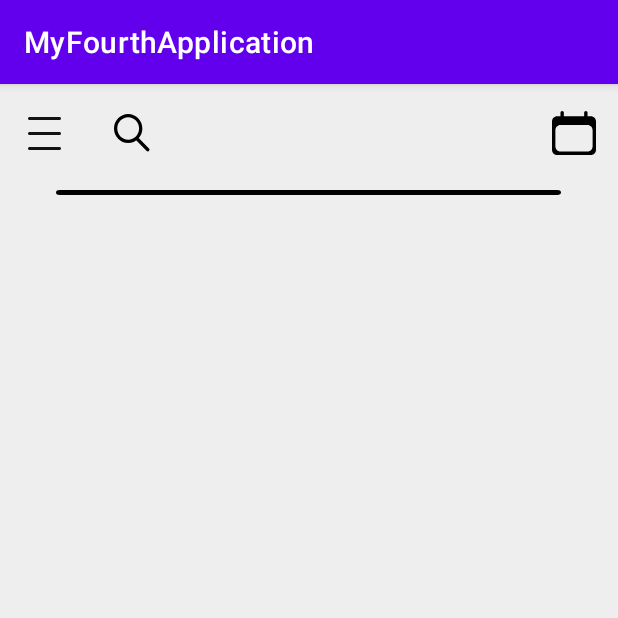
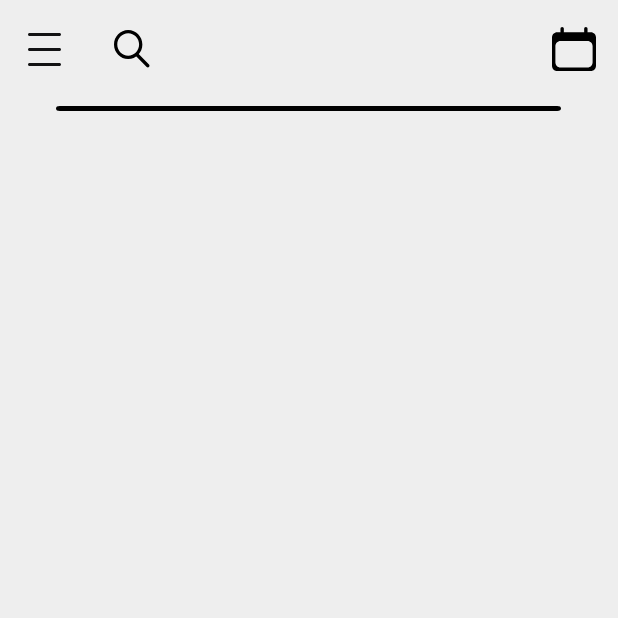
Before and after one commit to AlexZhe2/MyFourthApplication, an Android app: the screen it shows after launch (MainActivity), on a phone screen of 412 x 824 dp, the top half of it. Run offline under Robolectric (Android 15) with nearby library versions, the phone set to English and light mode, and no system bars.

Commit message:
six (work)

```diff
--- a/app/src/main/res/layout/activity_main.xml
+++ b/app/src/main/res/layout/activity_main.xml
@@ -5,7 +5,7 @@
     android:layout_width="match_parent"
     android:layout_height="match_parent"
     tools:context=".MainActivity"
-    android:background="#eeeeee"
+    android:background="@color/my_color_background"
     >
     <!-- ^ background можно задать потом из стилей ^ -->
 
--- a/app/src/main/res/values-night/themes.xml
+++ b/app/src/main/res/values-night/themes.xml
@@ -1,6 +1,6 @@
 <resources xmlns:tools="http://schemas.android.com/tools">
     <!-- Base application theme. -->
-    <style name="Theme.MyFourthApplication" parent="Theme.MaterialComponents.DayNight.DarkActionBar">
+    <style name="Theme.MyFourthApplication" parent="Theme.MaterialComponents.DayNight.NoActionBar">
         <!-- Primary brand color. -->
         <item name="colorPrimary">@color/purple_200</item>
         <item name="colorPrimaryVariant">@color/purple_700</item>
--- a/app/src/main/res/values/colors.xml
+++ b/app/src/main/res/values/colors.xml
@@ -7,4 +7,6 @@
     <color name="teal_700">#FF018786</color>
     <color name="black">#FF000000</color>
     <color name="white">#FFFFFFFF</color>
+    <!-- my_color -->
+    <color name="my_color_background">#eeeeee</color>
 </resources>
--- a/app/src/main/res/values/themes.xml
+++ b/app/src/main/res/values/themes.xml
@@ -1,6 +1,6 @@
 <resources xmlns:tools="http://schemas.android.com/tools">
     <!-- Base application theme. -->
-    <style name="Theme.MyFourthApplication" parent="Theme.MaterialComponents.DayNight.DarkActionBar">
+    <style name="Theme.MyFourthApplication" parent="Theme.MaterialComponents.DayNight.NoActionBar">
         <!-- Primary brand color. -->
         <item name="colorPrimary">@color/purple_500</item>
         <item name="colorPrimaryVariant">@color/purple_700</item>
```
